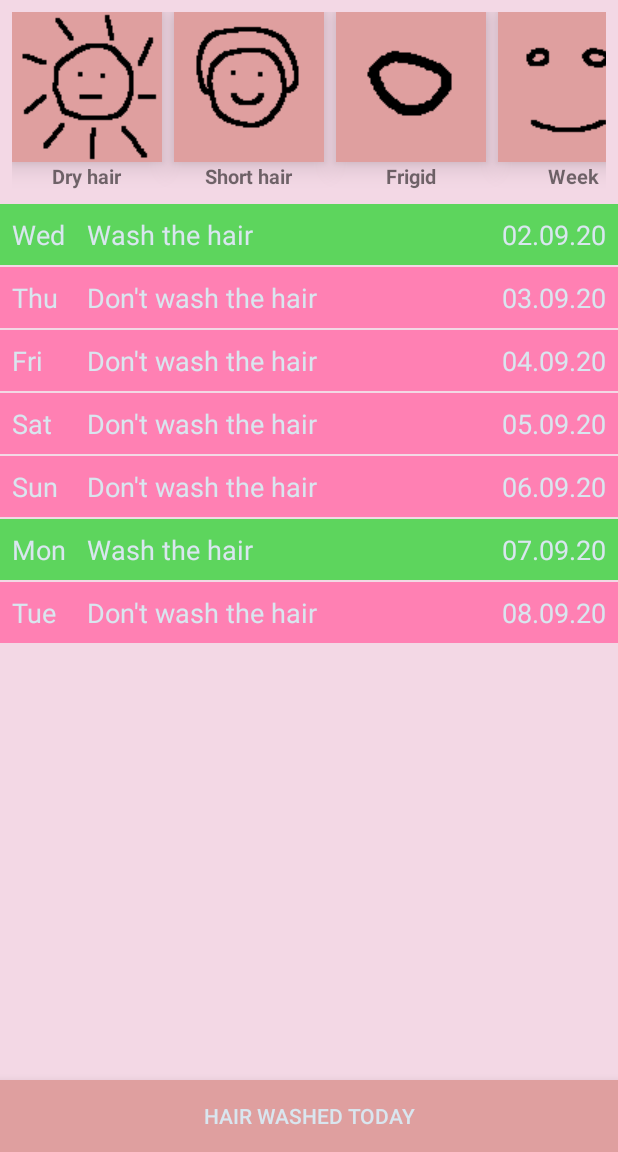
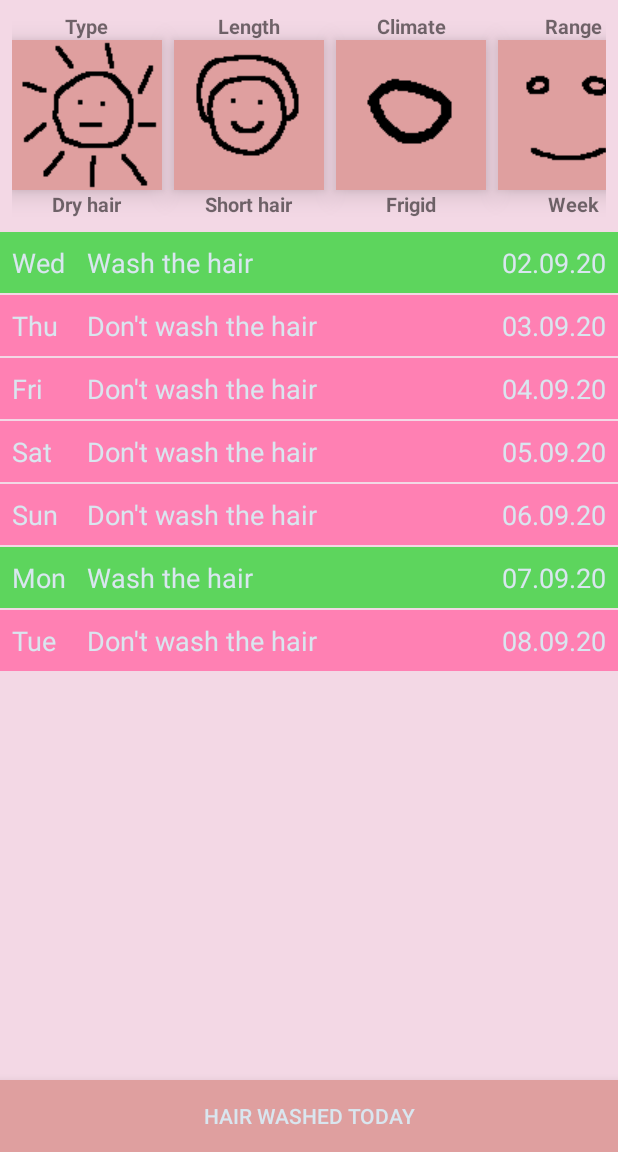
Before and after one commit to viacheslav-chugunov/hair-washing, an Android app: the screen it shows after launch (HomeActivity), on a phone screen of 412 x 824 dp, the part 84-1236 px from its top. Run offline under Robolectric (Android 15) with nearby library versions, the phone set to English and light mode, and no system bars.

Commit message:
new button functionality described

```diff
--- a/app/src/main/res/layout/fragment_setup.xml
+++ b/app/src/main/res/layout/fragment_setup.xml
@@ -18,7 +18,7 @@
             android:layout_width="100dp"
             android:layout_height="100dp"
             app:layout_constraintStart_toStartOf="parent"
-            app:layout_constraintTop_toTopOf="parent" />
+            app:layout_constraintTop_toBottomOf="@+id/length_text_view" />
 
         <ImageButton
             android:id="@+id/time_range_button"
@@ -85,5 +85,48 @@
             app:layout_constraintEnd_toEndOf="@+id/hair_climate_button"
             app:layout_constraintStart_toStartOf="@+id/hair_climate_button"
             app:layout_constraintTop_toBottomOf="@+id/hair_climate_button" />
+
+        <TextView
+            android:id="@+id/type_text_view"
+            style="@style/SmallText"
+            android:layout_width="wrap_content"
+            android:layout_height="wrap_content"
+            android:text="@string/type"
+            app:layout_constraintEnd_toEndOf="@+id/hair_type_button"
+            app:layout_constraintStart_toStartOf="@+id/hair_type_button"
+            app:layout_constraintTop_toTopOf="parent" />
+
+        <TextView
+            android:id="@+id/length_text_view"
+            style="@style/SmallText"
+            android:layout_width="wrap_content"
+            android:layout_height="wrap_content"
+            android:text="@string/length"
+            app:layout_constraintBottom_toTopOf="@+id/hair_type_button"
+            app:layout_constraintEnd_toEndOf="@+id/hair_length_button"
+            app:layout_constraintStart_toStartOf="@+id/hair_length_button"
+            app:layout_constraintTop_toTopOf="@+id/type_text_view" />
+
+        <TextView
+            android:id="@+id/climate_text_view"
+            style="@style/SmallText"
+            android:layout_width="wrap_content"
+            android:layout_height="wrap_content"
+            android:text="@string/climate"
+            app:layout_constraintBottom_toTopOf="@+id/hair_type_button"
+            app:layout_constraintEnd_toEndOf="@+id/hair_climate_button"
+            app:layout_constraintStart_toStartOf="@+id/hair_climate_button"
+            app:layout_constraintTop_toTopOf="@+id/type_text_view" />
+
+        <TextView
+            android:id="@+id/range_text_view"
+            style="@style/SmallText"
+            android:layout_width="wrap_content"
+            android:layout_height="wrap_content"
+            android:text="@string/range"
+            app:layout_constraintBottom_toTopOf="@+id/hair_type_button"
+            app:layout_constraintEnd_toEndOf="parent"
+            app:layout_constraintStart_toStartOf="@+id/time_range_button"
+            app:layout_constraintTop_toTopOf="@+id/type_text_view" />
     </androidx.constraintlayout.widget.ConstraintLayout>
 </HorizontalScrollView>
--- a/app/src/main/res/values/strings.xml
+++ b/app/src/main/res/values/strings.xml
@@ -16,4 +16,8 @@
     <string name="one_week">Week</string>
     <string name="two_weeks">2 weeks</string>
     <string name="month">Month</string>
+    <string name="type">Type</string>
+    <string name="length">Length</string>
+    <string name="climate">Climate</string>
+    <string name="range">Range</string>
 </resources>
```
Also changed, not shown: 1 other file.
